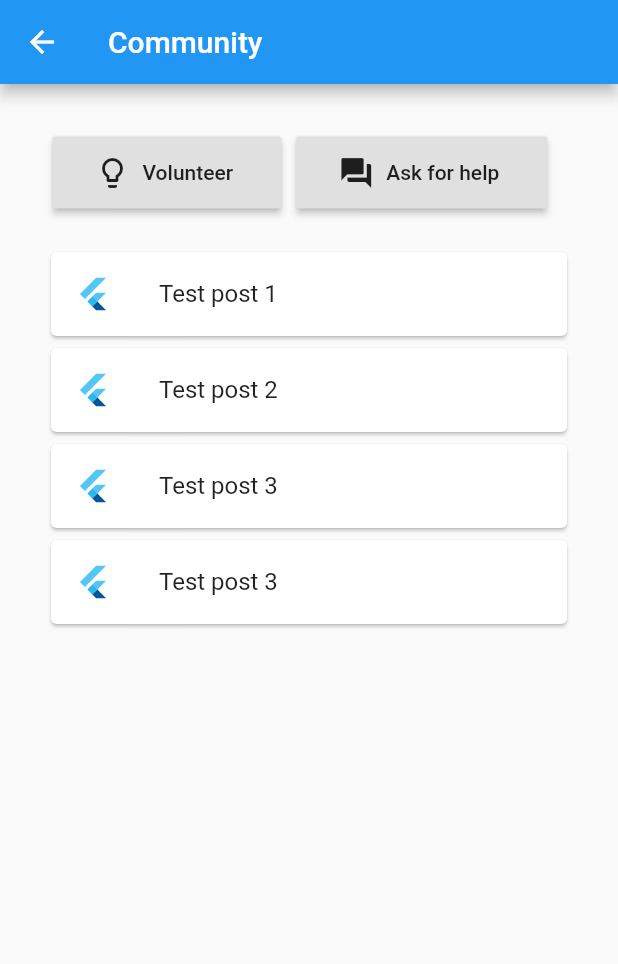
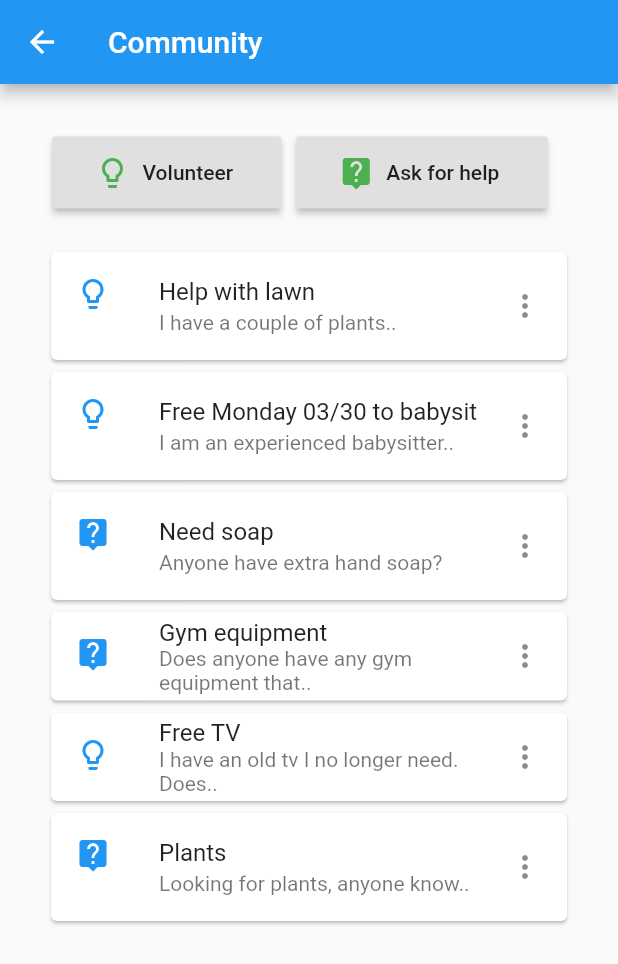
Before and after one commit to arizala13/covid_19_hackathon, a Flutter app: the CommunityViewScreen screen opened directly, on a phone screen of 412 x 824 dp. Shown: the top 964 px of the screen. Run offline on Flutter 3.47's test engine with Material 2 defaults, Android fonts, the phone set to English and light mode, and no system bars; our stand-ins replace google_fonts, splashscreen; missing offline and left inert: esys_flutter_share.

Commit message:
community icons updated

```diff
--- a/lib/Screens/community_screen.dart
+++ b/lib/Screens/community_screen.dart
@@ -34,7 +34,9 @@ class _CommunityViewScreenState extends State<CommunityViewScreen> {
                         child: Semantics(
                               label: 'Add picture',
                               child: FlatButton.icon(
-                                icon: const Icon(Icons.lightbulb_outline),
+                                icon: const Icon(Icons.lightbulb_outline,
+                                color: Colors.green
+                                ),
                                 onPressed: () {
                                   //do something
                                 }, label: Text('Volunteer'),
@@ -51,7 +53,9 @@ class _CommunityViewScreenState extends State<CommunityViewScreen> {
                         child: Semantics(
                               label: 'Add picture',
                               child: FlatButton.icon(
-                                icon: const Icon(Icons.question_answer),
+                                icon: const Icon(Icons.live_help,
+                                color: Colors.green
+                                ),
                                 onPressed: () {
                                   //do something
                                 }, label: Text('Ask for help'),
@@ -64,42 +68,81 @@ class _CommunityViewScreenState extends State<CommunityViewScreen> {
           ),
           new Container(height: 20.0,),
           new Container(
-          child:
+          child: Container(
+                height: 600.0,
+                child: ListView(
+                  scrollDirection: Axis.vertical,
+                  children: <Widget>[
                         Card(
                           child: ListTile(
-            leading: FlutterLogo(),
-            title: Text('Test post 1'),
+                          leading: Icon(
+                              Icons.lightbulb_outline,
+                              color: Colors.blue
+                              ),
+                          title: Text('Help with lawn'),
+                          subtitle: Text('I have a couple of plants..'),
+                          trailing: Icon(Icons.more_vert),
                           ),
                         ),
-    ),
-             new Container(
-          child:
                         Card(
                           child: ListTile(
-            leading: FlutterLogo(),
-            title: Text('Test post 2'),
+                          leading: Icon(
+                              Icons.lightbulb_outline,
+                              color: Colors.blue
+                              ),
+                          title: Text('Free Monday 03/30 to babysit'),
+                          subtitle: Text('I am an experienced babysitter..'),
+                          trailing: Icon(Icons.more_vert),
                           ),
                         ),
-    ),
-                 new Container(
-          child:
                       Card(
                           child: ListTile(
-            leading: FlutterLogo(),
-            title: Text('Test post 3'),
+                          leading: Icon(
+                              Icons.live_help,
+                              color: Colors.blue
+                              ),
+                          title: Text('Need soap'),
+                          subtitle: Text('Anyone have extra hand soap?'),
+                          trailing: Icon(Icons.more_vert),
                           ),
                         ),
-    ),
-                     new Container(
-          child:
                                               Card(
                           child: ListTile(
-            leading: FlutterLogo(),
-            title: Text('Test post 3'),
+                          leading: Icon(
+                              Icons.live_help,
+                              color: Colors.blue
+                              ),
+                          title: Text('Gym equipment'),
+                          subtitle: Text('Does anyone have any gym equipment that.. '),
+                          trailing: Icon(Icons.more_vert),
                           ),
                         ),
+                        Card(
+                          child: ListTile(
+                          leading: Icon(
+                              Icons.lightbulb_outline,
+                              color: Colors.blue
+                              ),
+                          subtitle: Text('I have an old tv I no longer need. Does..'),
+                          trailing: Icon(Icons.more_vert),
+                          title: Text('Free TV'),
+                          ),
+                        ),
+                        Card(
+                          child: ListTile(
+                          leading: Icon(
+                              Icons.live_help,
+                              color: Colors.blue
+                              ),
+                          trailing: Icon(Icons.more_vert),
+                          title: Text('Plants'),
+                          subtitle: Text('Looking for plants, anyone know..'),
+                          ),
                         )
-
+                  ],
+                ),
+              )
+          )
         ],
       ),),
     );
```
Lines whose indentation alone changed are shown as unchanged.
